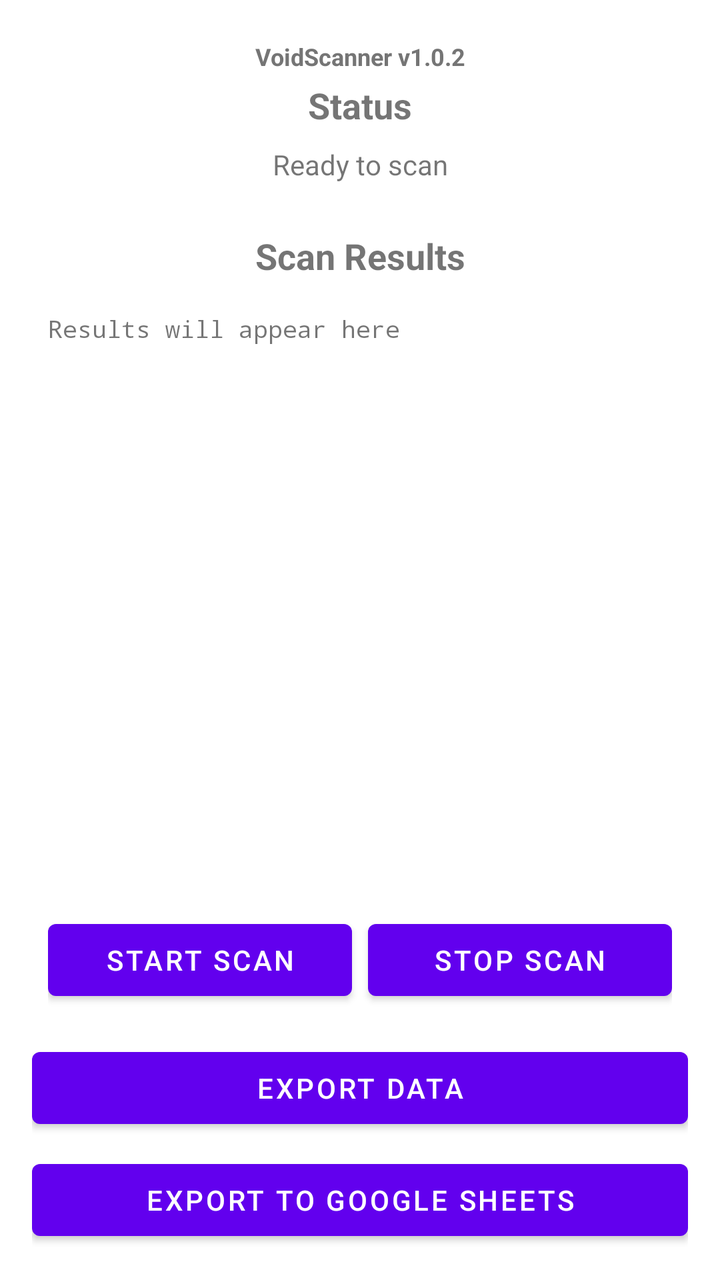
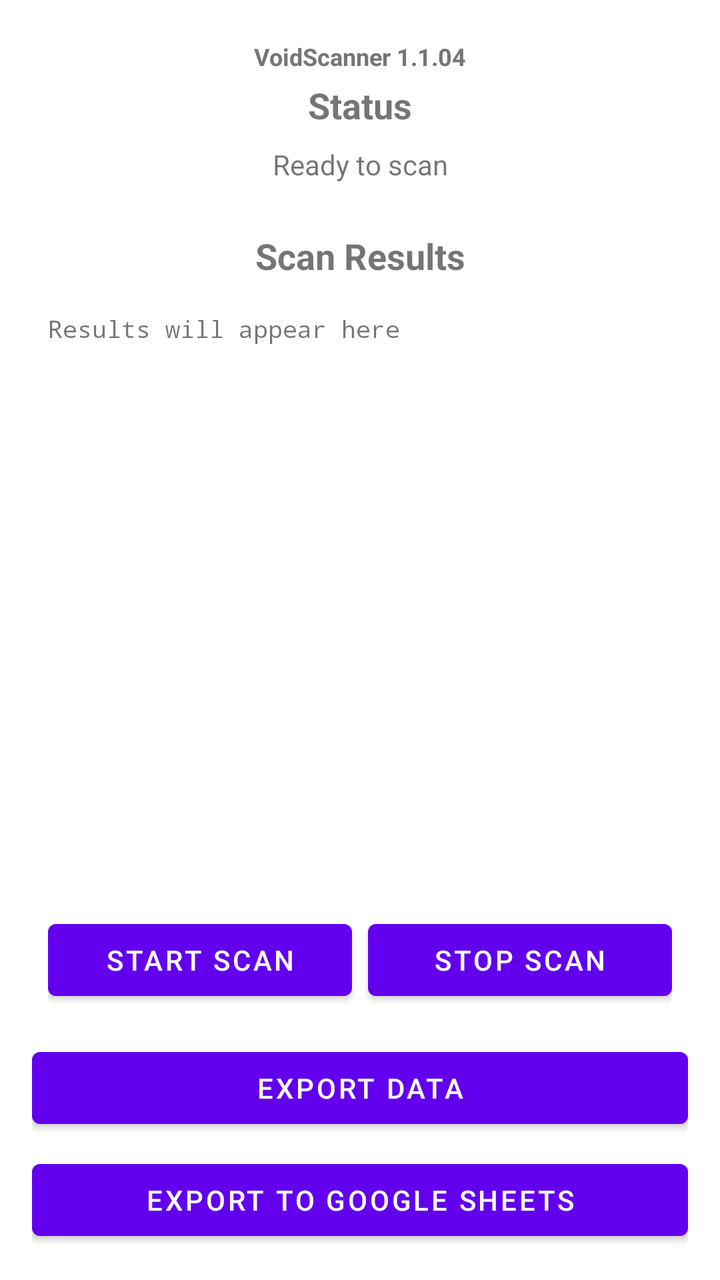

Compare the two renders of this Android layout. The source of the first and the diff that turns it into the second are given below.
<!-- AndroidManifest.xml: activity theme Theme.VoidScanner -->
<!-- res/layout/activity_main.xml -->
<?xml version="1.0" encoding="utf-8"?>
<LinearLayout xmlns:android="http://schemas.android.com/apk/res/android"
    android:layout_width="match_parent"
    android:layout_height="match_parent"
    android:orientation="vertical"
    android:padding="16dp">

    <TextView
        android:layout_width="match_parent"
        android:layout_height="wrap_content"
        android:text="VoidScanner v1.0.2"
        android:textSize="12sp"
        android:textStyle="bold"
        android:textColor="#757575"
        android:layout_marginBottom="4dp"
        android:layout_marginTop="4dp"
        android:gravity="center" />

    <TextView
        android:layout_width="match_parent"
        android:layout_height="wrap_content"
        android:text="@string/status"
        android:textSize="18sp"
        android:textStyle="bold"
        android:layout_marginBottom="8dp"
        android:gravity="center" />

    <TextView
        android:id="@+id/statusTextView"
        android:layout_width="match_parent"
        android:layout_height="wrap_content"
        android:layout_marginBottom="8dp"
        android:text="Ready to scan"
        android:textSize="14sp"
        android:gravity="center" />

    <TextView
        android:layout_width="match_parent"
        android:layout_height="wrap_content"
        android:text="@string/scan_results"
        android:textSize="18sp"
        android:textStyle="bold"
        android:layout_marginTop="16dp"
        android:layout_marginBottom="8dp"
        android:gravity="center" />

    <ScrollView
        android:layout_width="match_parent"
        android:layout_height="0dp"
        android:layout_weight="1"
        android:padding="8dp">

        <TextView
            android:id="@+id/resultsTextView"
            android:layout_width="match_parent"
            android:layout_height="wrap_content"
            android:text="Results will appear here"
            android:textSize="12sp"
            android:fontFamily="monospace"
            android:scrollbars="vertical" />
    </ScrollView>

    <LinearLayout
        android:layout_width="match_parent"
        android:layout_height="wrap_content"
        android:orientation="horizontal"
        android:padding="8dp"
        android:layout_marginTop="8dp">

        <Button
            android:id="@+id/startScanButton"
            android:layout_width="0dp"
            android:layout_height="wrap_content"
            android:layout_weight="1"
            android:text="@string/start_scan"
            android:layout_marginEnd="4dp" />

        <Button
            android:id="@+id/stopScanButton"
            android:layout_width="0dp"
            android:layout_height="wrap_content"
            android:layout_weight="1"
            android:text="@string/stop_scan"
            android:layout_marginStart="4dp" />
    </LinearLayout>

    <Button
        android:id="@+id/exportButton"
        android:layout_width="match_parent"
        android:layout_height="wrap_content"
        android:text="@string/export_data"
        android:layout_marginTop="8dp" />

    <Button
        android:id="@+id/exportToSheetsButton"
        android:layout_width="match_parent"
        android:layout_height="wrap_content"
        android:text="@string/export_to_sheets"
        android:layout_marginTop="8dp" />

</LinearLayout>
<!-- resources referenced by this layout -->
<resources>
  <string name="export_data">Export Data</string>
  <string name="export_to_sheets">Export to Google Sheets</string>
  <string name="scan_results">Scan Results</string>
  <string name="start_scan">Start Scan</string>
  <string name="status">Status</string>
  <string name="stop_scan">Stop Scan</string>
  <style name="Theme.VoidScanner" parent="Theme.MaterialComponents.DayNight.DarkActionBar">
          <item name="colorPrimary">@color/purple_500</item>
          <item name="colorPrimaryDark">@color/purple_700</item>
          <item name="colorAccent">@color/teal_200</item>
      </style>
  <color name="purple_500">#6200EE</color>
  <color name="purple_700">#3700B3</color>
  <color name="teal_200">#03DAC6</color>
</resources>

<!-- the commit's change to res/layout/activity_main.xml (unified diff, before → after) -->
@@ -8,7 +8,7 @@
     <TextView
         android:layout_width="match_parent"
         android:layout_height="wrap_content"
-        android:text="VoidScanner v1.0.2"
+        android:text="@string/app_version"
         android:textSize="12sp"
         android:textStyle="bold"
         android:textColor="#757575"
<!-- resource entries referenced after the edit -->
@@ -1,5 +1,6 @@
 <!-- resources referenced by this layout -->
 <resources>
+  <string name="app_version">VoidScanner 1.1.04</string>
   <string name="export_data">Export Data</string>
   <string name="export_to_sheets">Export to Google Sheets</string>
   <string name="scan_results">Scan Results</string>
